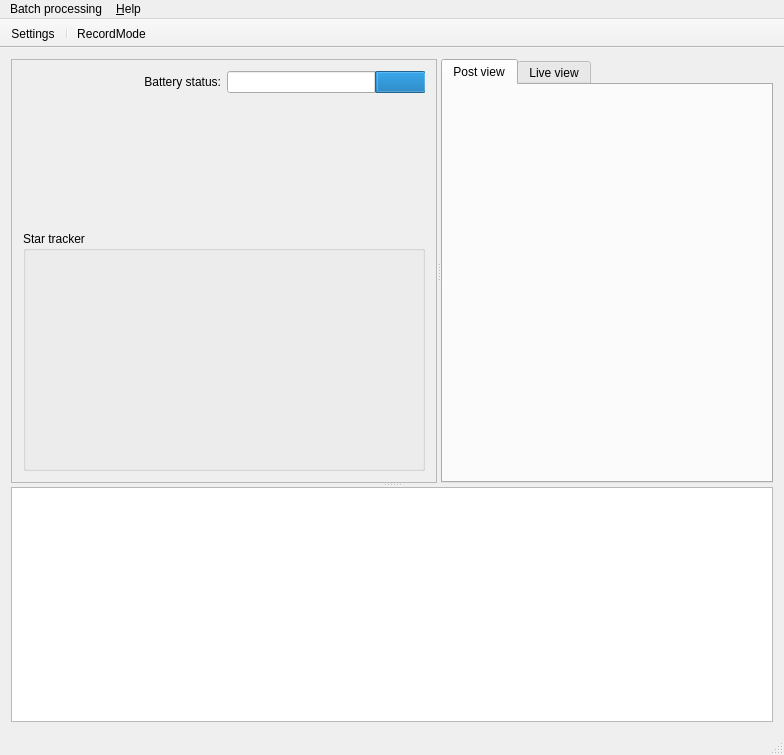
blackphil/AstroCameraRemote, file app/AstroCameraRemote/MainWindow.ui: the form before one commit.
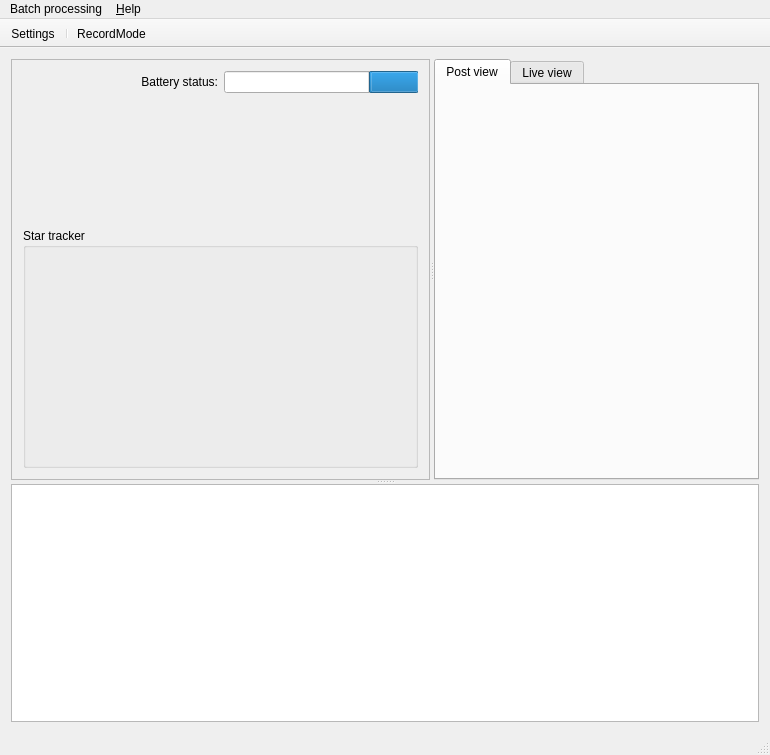
The form after the commit. Icons and pictures are not drawn. Custom widgets are drawn as their Qt base class.

Patch:
```diff
--- a/app/AstroCameraRemote/MainWindow.ui
+++ b/app/AstroCameraRemote/MainWindow.ui
@@ -6,23 +6,44 @@
    <rect>
     <x>0</x>
     <y>0</y>
-    <width>784</width>
+    <width>770</width>
     <height>755</height>
    </rect>
   </property>
+  <property name="sizePolicy">
+   <sizepolicy hsizetype="MinimumExpanding" vsizetype="MinimumExpanding">
+    <horstretch>0</horstretch>
+    <verstretch>0</verstretch>
+   </sizepolicy>
+  </property>
   <property name="windowTitle">
    <string>Sony Alpha Remote Control</string>
   </property>
+  <property name="styleSheet">
+   <string notr="true">font: 10pt &quot;Ubuntu&quot;;</string>
+  </property>
   <widget class="QWidget" name="centralWidget">
+   <property name="sizePolicy">
+    <sizepolicy hsizetype="MinimumExpanding" vsizetype="MinimumExpanding">
+     <horstretch>0</horstretch>
+     <verstretch>0</verstretch>
+    </sizepolicy>
+   </property>
    <layout class="QGridLayout" name="gridLayout_2">
     <item row="0" column="0">
      <widget class="QSplitter" name="splitter_2">
+      <property name="sizePolicy">
+       <sizepolicy hsizetype="MinimumExpanding" vsizetype="Expanding">
+        <horstretch>0</horstretch>
+        <verstretch>0</verstretch>
+       </sizepolicy>
+      </property>
       <property name="orientation">
        <enum>Qt::Vertical</enum>
       </property>
       <widget class="QSplitter" name="splitter">
        <property name="sizePolicy">
-        <sizepolicy hsizetype="Maximum" vsizetype="Preferred">
+        <sizepolicy hsizetype="MinimumExpanding" vsizetype="Preferred">
          <horstretch>0</horstretch>
          <verstretch>0</verstretch>
         </sizepolicy>
@@ -32,7 +53,7 @@
        </property>
        <widget class="QFrame" name="frame">
         <property name="sizePolicy">
-         <sizepolicy hsizetype="Preferred" vsizetype="Preferred">
+         <sizepolicy hsizetype="MinimumExpanding" vsizetype="Preferred">
           <horstretch>0</horstretch>
           <verstretch>0</verstretch>
          </sizepolicy>
@@ -83,9 +104,11 @@
            </property>
            <property name="font">
             <font>
-             <pointsize>12</pointsize>
-             <weight>75</weight>
-             <bold>true</bold>
+             <family>Ubuntu</family>
+             <pointsize>10</pointsize>
+             <weight>50</weight>
+             <italic>false</italic>
+             <bold>false</bold>
             </font>
            </property>
            <property name="text">
@@ -106,9 +129,11 @@
            </property>
            <property name="font">
             <font>
-             <pointsize>12</pointsize>
-             <weight>75</weight>
-             <bold>true</bold>
+             <family>Ubuntu</family>
+             <pointsize>10</pointsize>
+             <weight>50</weight>
+             <italic>false</italic>
+             <bold>false</bold>
             </font>
            </property>
            <property name="text">
@@ -129,9 +154,11 @@
            </property>
            <property name="font">
             <font>
-             <pointsize>12</pointsize>
-             <weight>75</weight>
-             <bold>true</bold>
+             <family>Ubuntu</family>
+             <pointsize>10</pointsize>
+             <weight>50</weight>
+             <italic>false</italic>
+             <bold>false</bold>
             </font>
            </property>
            <property name="text">
@@ -155,7 +182,7 @@
          <item row="4" column="0" colspan="2">
           <widget class="QGroupBox" name="groupBox">
            <property name="sizePolicy">
-            <sizepolicy hsizetype="Preferred" vsizetype="Fixed">
+            <sizepolicy hsizetype="MinimumExpanding" vsizetype="Fixed">
              <horstretch>0</horstretch>
              <verstretch>0</verstretch>
             </sizepolicy>
@@ -200,6 +227,12 @@
         </layout>
        </widget>
        <widget class="QTabWidget" name="viewsTabWidget">
+        <property name="sizePolicy">
+         <sizepolicy hsizetype="MinimumExpanding" vsizetype="Expanding">
+          <horstretch>0</horstretch>
+          <verstretch>0</verstretch>
+         </sizepolicy>
+        </property>
         <widget class="PostView::Widget" name="postViewWidget">
          <attribute name="title">
           <string>Post view</string>
@@ -214,7 +247,7 @@
       </widget>
       <widget class="QTextEdit" name="output">
        <property name="sizePolicy">
-        <sizepolicy hsizetype="Maximum" vsizetype="Expanding">
+        <sizepolicy hsizetype="MinimumExpanding" vsizetype="Expanding">
          <horstretch>0</horstretch>
          <verstretch>0</verstretch>
         </sizepolicy>
@@ -247,7 +280,7 @@
     <rect>
      <x>0</x>
      <y>0</y>
-     <width>784</width>
+     <width>770</width>
      <height>21</height>
     </rect>
    </property>
```
